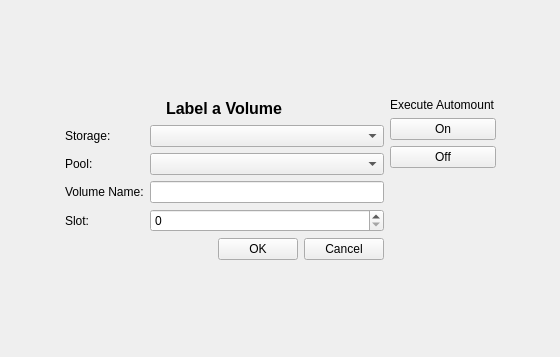
Qt form src/qt-console/label/label.ui (naszaklasa/bacula) before a commit.
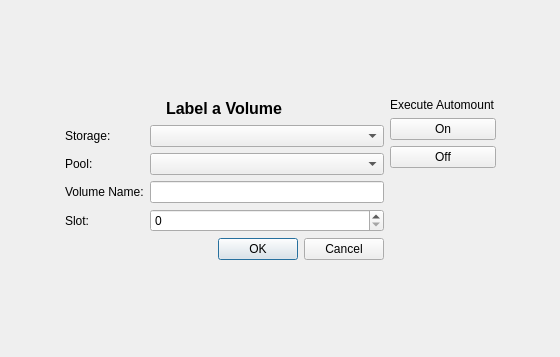
The same form after that commit.

The edit to the form file:
```diff
--- a/src/qt-console/label/label.ui
+++ b/src/qt-console/label/label.ui
@@ -85,6 +85,9 @@
          <property name="text" >
           <string>OK</string>
          </property>
+         <property name="default">
+          <bool>true</bool>
+         </property>
         </widget>
        </item>
        <item>
```
Left out of the diff: 196 changed lines with no effect on the pictures.
